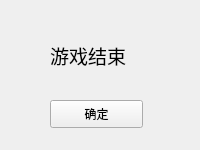
First picture: the form in snake/infowidget.ui, repository licao2998/535-project, before the edit.
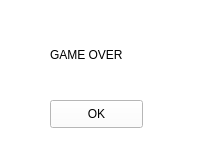
Second picture: the form after the edit.

What changed in the file:
```diff
--- a/snake/infowidget.ui
+++ b/snake/infowidget.ui
@@ -25,6 +25,9 @@
   <property name="windowTitle">
    <string>Form</string>
   </property>
+  <property name="styleSheet">
+   <string notr="true">background-color: rgb(255, 255, 255);</string>
+  </property>
   <widget class="QLabel" name="label">
    <property name="geometry">
     <rect>
@@ -35,7 +38,7 @@
     </rect>
    </property>
    <property name="text">
-    <string>&lt;html&gt;&lt;head/&gt;&lt;body&gt;&lt;p&gt;&lt;span style=&quot; font-size:14pt;&quot;&gt;游戏结束&lt;/span&gt;&lt;/p&gt;&lt;/body&gt;&lt;/html&gt;</string>
+    <string>&lt;html&gt;&lt;head/&gt;&lt;body&gt;&lt;p&gt;GAME OVER&lt;/p&gt;&lt;/body&gt;&lt;/html&gt;</string>
    </property>
   </widget>
   <widget class="QPushButton" name="pushButton">
@@ -47,8 +50,11 @@
      <height>28</height>
     </rect>
    </property>
+   <property name="styleSheet">
+    <string notr="true"/>
+   </property>
    <property name="text">
-    <string>确定</string>
+    <string>OK</string>
    </property>
   </widget>
  </widget>
```
